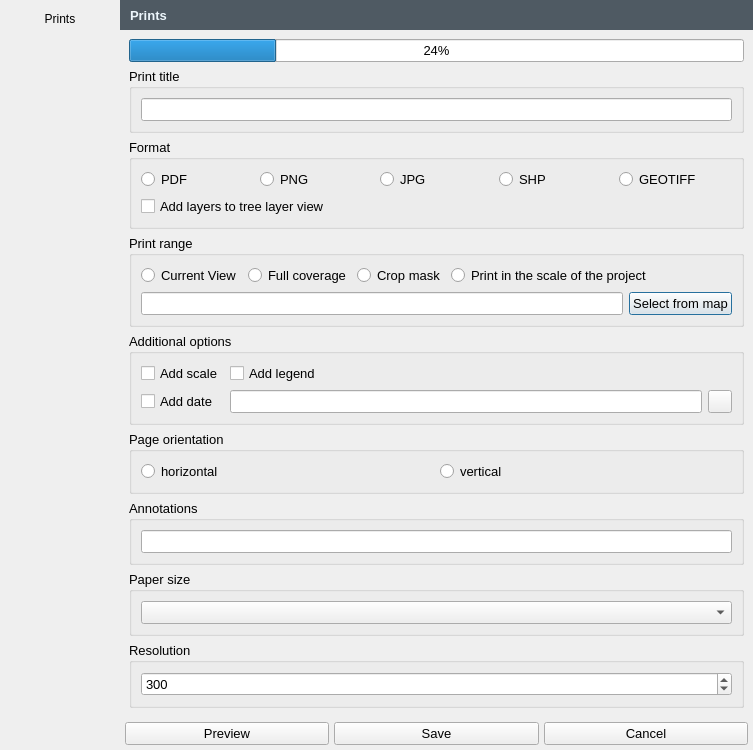
The window that wydruk_dialog.ui (GIAPspzoo/GIAP_PolaMap_lite) describes before a commit, drawn with Qt 5.
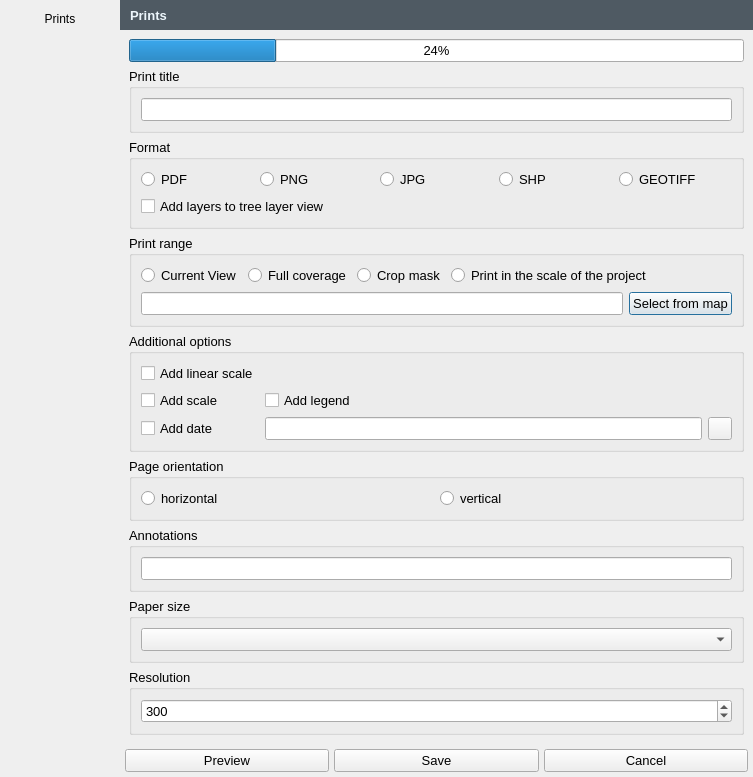
The same window after the commit. Icons and pictures are not drawn.

Commit message: SZYBKI WYDRUK - dodanie podziałki liniowej do wydruku

The edit to the form file:
```diff
--- a/wydruk_dialog.ui
+++ b/wydruk_dialog.ui
@@ -13,7 +13,7 @@
     <x>0</x>
     <y>0</y>
     <width>753</width>
-    <height>721</height>
+    <height>748</height>
    </rect>
   </property>
   <property name="sizePolicy">
@@ -326,28 +326,14 @@
              <string>Additional options</string>
             </property>
             <layout class="QGridLayout" name="gridLayout_6">
-             <item row="0" column="0">
-              <widget class="QCheckBox" name="scaleCheckBox">
-               <property name="text">
-                <string>Add scale</string>
-               </property>
-              </widget>
-             </item>
-             <item row="2" column="0">
+             <item row="3" column="0">
               <widget class="QCheckBox" name="dateCheckBox">
                <property name="text">
                 <string>Add date</string>
                </property>
               </widget>
              </item>
-             <item row="0" column="1">
-              <widget class="QCheckBox" name="legendCheckBox">
-               <property name="text">
-                <string>Add legend</string>
-               </property>
-              </widget>
-             </item>
-             <item row="2" column="1">
+             <item row="3" column="1">
               <widget class="QLineEdit" name="dateedit">
                <property name="sizePolicy">
                 <sizepolicy hsizetype="Expanding" vsizetype="Fixed">
@@ -357,7 +343,21 @@
                </property>
               </widget>
              </item>
-             <item row="2" column="2">
+             <item row="1" column="1">
+              <widget class="QCheckBox" name="legendCheckBox">
+               <property name="text">
+                <string>Add legend</string>
+               </property>
+              </widget>
+             </item>
+             <item row="1" column="0">
+              <widget class="QCheckBox" name="scaleCheckBox">
+               <property name="text">
+                <string>Add scale</string>
+               </property>
+              </widget>
+             </item>
+             <item row="3" column="2">
               <widget class="QToolButton" name="date_button">
                <property name="minimumSize">
                 <size>
@@ -370,6 +370,13 @@
                </property>
               </widget>
              </item>
+             <item row="0" column="0">
+              <widget class="QCheckBox" name="line_checkBox">
+               <property name="text">
+                <string>Add linear scale</string>
+               </property>
+              </widget>
+             </item>
             </layout>
            </widget>
           </item>
```
The commit also changes 3 other files.
